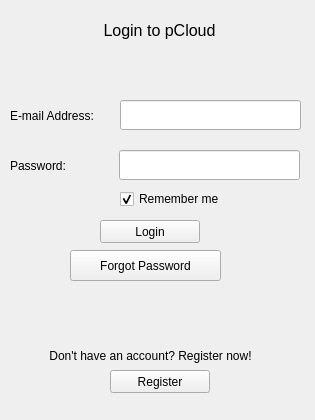
This is pCloud/loginwindow.ui in pcloudcom/pfs-gui as Qt 5 draws it before an edit. The edited form follows.
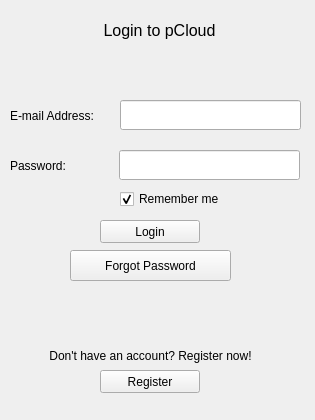
This is the edited form.

Commit message: buttons align

```diff
--- a/pCloud/loginwindow.ui
+++ b/pCloud/loginwindow.ui
@@ -140,7 +140,7 @@
    <widget class="QPushButton" name="registerButton">
     <property name="geometry">
      <rect>
-      <x>110</x>
+      <x>100</x>
       <y>370</y>
       <width>100</width>
       <height>23</height>
@@ -174,7 +174,7 @@
      <rect>
       <x>70</x>
       <y>250</y>
-      <width>151</width>
+      <width>161</width>
       <height>31</height>
      </rect>
     </property>
```
